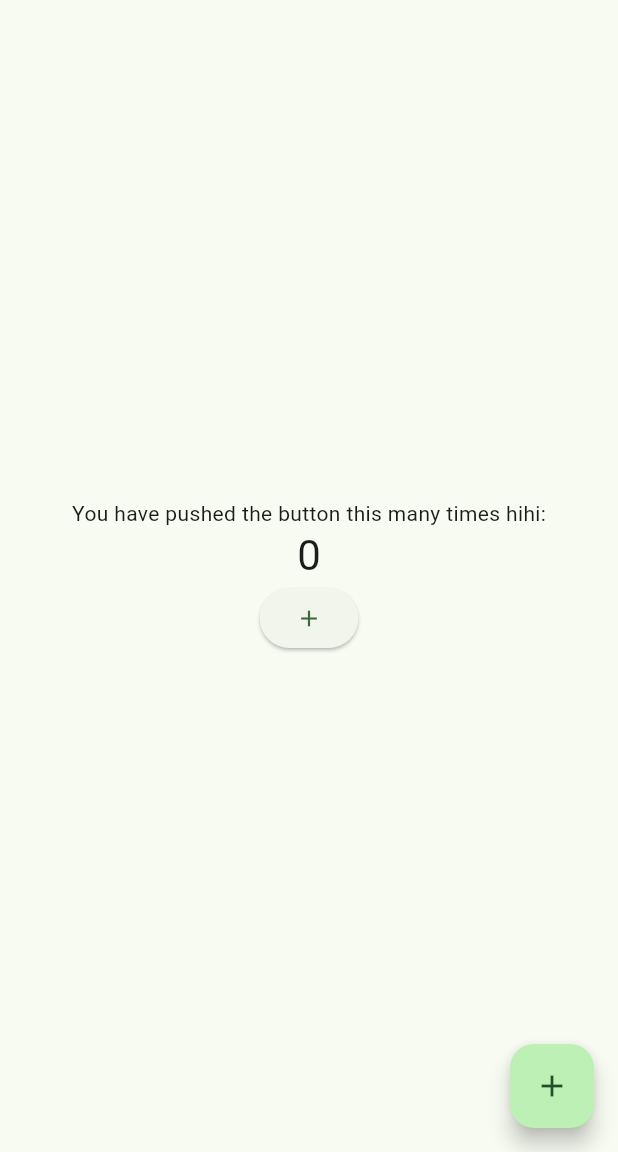
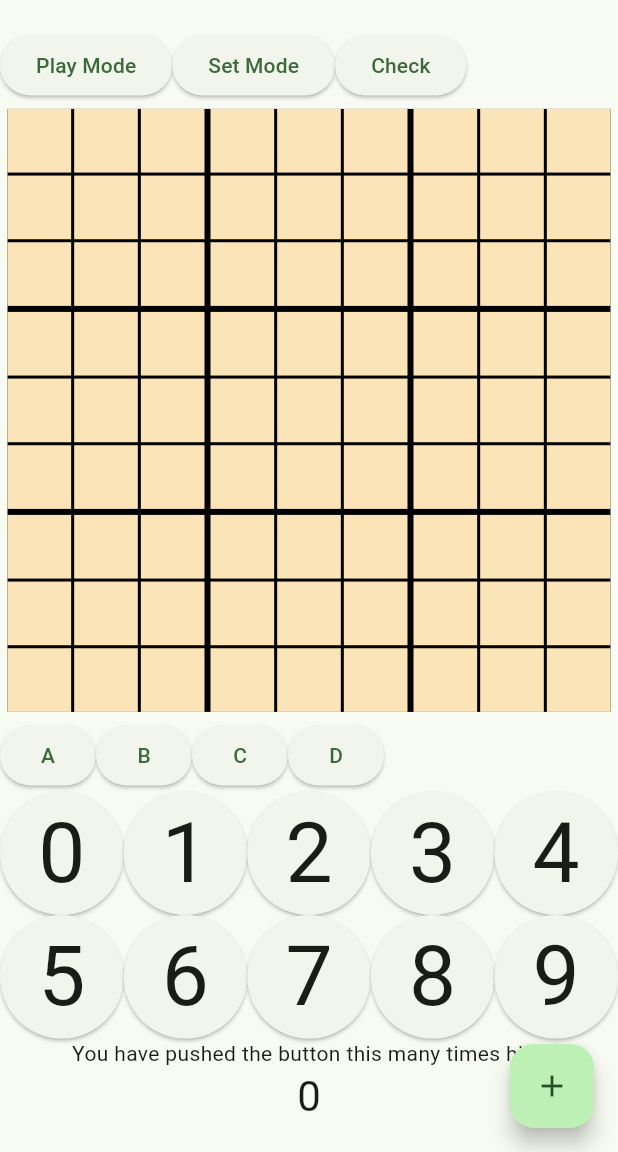
Before and after one commit to Euan213/sudoku-notepad, a Flutter app: the screen it shows after launch, on a phone screen of 412 x 824 dp, the part 84-1236 px from its top. Run offline on Flutter 3.47's test engine with Material 3 defaults, Android fonts, the phone set to English and light mode, and no system bars.

Commit message:
may have forgotten to commit before this, but grid is built, cell can have numbers put in them and ive been working on scaffolding for future additions which arent feesable right now

```diff
--- /dev/null
+++ b/lib/board.dart
@@ -0,0 +1,305 @@
+import 'package:flutter/material.dart';
+import 'package:quiver/strings.dart';
+import 'package:sudoku_notepad/cell.dart';
+import 'package:sudoku_notepad/buttonMode.dart';
+import 'package:sudoku_notepad/sudoku.dart';
+
+class Board extends StatefulWidget{
+  const Board({Key? key}) : super(key: key);
+
+  @override
+  State<Board> createState() => _BoardState();
+}
+
+class _BoardState extends State<Board>
+{
+  List<List<int>> sameNum = [[0],[],[],[],[],[],[],[],[],[],]; //i 0 is buffer, i 1 is a list of all 1's indices etc.
+  List<Cell> board = [];
+  List<Cell> selected = [];
+  List<Cell> seen = [];
+  ButtonMode mode = ButtonMode.number;
+  List<Color> colours = [ Colors.white, Colors.blue, Colors.red, Colors.yellow, Colors.green,
+                          Colors.pink, Colors.purple, Colors.brown, Colors.orange, Colors.grey];
+
+  //list of constraints
+
+  void setMode(ButtonMode m)
+  {
+    setState(()
+    {
+      mode = m;
+    });
+
+  }
+
+  void handleSameNum(int newNum)
+  {
+    int oldNum = sameNum[0][0];
+    if (newNum == 0){
+      for (int index in sameNum[newNum])
+      {
+        board[index].sameNum();
+      }
+    }
+    if(oldNum != 0)
+    {
+      for (int index in sameNum[oldNum])
+      {
+        board[index].diffNum();
+      }
+    }
+  }
+
+  void clearSelected()
+  {
+    for (Cell cell in selected)
+    {
+      cell.unselect();
+    }
+    selected = [];
+  }
+  void clearSeen()
+  {
+    for (Cell cell in seen)
+    {
+      cell.unseen();
+      cell.textColour = Colors.black;
+    }
+    seen = [];
+  }
+
+  void setNumber(int n)
+  {
+    bool valid = true;
+    setState(()
+    {
+      if (selected.length == 1)
+      {
+        for (Cell cell in seen)
+        {
+          if (cell.num == n && !cell.selected)
+          {
+            cell.textColour = Colors.red;
+            valid = false;
+          }
+        }
+        if (valid || n==0)
+        {
+          sameNum[0][0]=n;
+          sameNum[n].remove(selected[0].getIndex()); //IMPORTANT ZONE
+          selected[0].num = n;
+        }
+      }
+    });
+  }
+  void setPencilCorner(int n)
+  {
+      //do stuff
+  }
+  void setPencilCenter(int n)
+  {
+    //do someothing
+  }
+  void setColour()
+  {
+    //do something
+  }
+
+  void select(Cell thisCell)
+  {
+    bool isSelected = thisCell.selected;
+    setState(()
+    {
+      clearSelected();
+      clearSeen();
+      handleSameNum(thisCell.num);
+      sameNum[0][0] = thisCell.num;
+      if (!isSelected)
+      {
+        for (Cell cell in board) //loop over coords rather than every cell in board
+        {
+          if (Sudoku.sameBox(thisCell, cell) || Sudoku.sameColumn(thisCell, cell) || Sudoku.sameRow(thisCell, cell))
+          {
+            cell.seen();
+            seen.add(cell);
+          }
+        }
+        for (int index in sameNum[thisCell.getNum()])
+        {
+          board[index].sameNum();
+        }
+        thisCell.select();
+        selected.add(thisCell);
+      }else
+      {
+        handleSameNum(0);
+      }
+    });
+  }
+
+  void multiSelect(Cell thisCell)
+  {
+    print(thisCell.getIndex());
+  }
+
+  String display(int num)
+  {
+    if (num == 0)
+    {
+      return '';
+    }else return '$num';
+  }
+
+  void checkSol()
+  {
+    setState(()
+    {
+      if (Sudoku.checkSolved(board))
+      {
+
+      }
+    });
+  }
+
+  @override
+  Widget build(BuildContext context)
+  {
+    return Column(
+      children: [
+        Row(
+          children: [
+            ElevatedButton(
+              onPressed: () => checkSol(),
+              child: const Text('Play Mode'),
+            ),
+            ElevatedButton(
+              onPressed: () => checkSol(),
+              child: const Text('Set Mode'),
+            ),
+            ElevatedButton(
+              onPressed: () => checkSol(),
+              child: const Text('Check'),
+            ),
+          ]
+        ),
+        Container(
+          margin: const EdgeInsets.all(5),
+          color: Colors.black,
+          alignment: Alignment.center,
+          // child: Text('banana'),
+          child: GridView.builder(
+            shrinkWrap: true,
+            gridDelegate: const SliverGridDelegateWithFixedCrossAxisCount(
+              crossAxisCount: 3,
+              childAspectRatio: 1,
+              crossAxisSpacing: 4,
+              mainAxisSpacing: 4,
+              ),
+            itemCount: 9,
+            itemBuilder: (buildContext, gridZone){
+              return Container(
+                alignment: Alignment.center,
+                // child: Text('banana'),
+                child: GridView.builder(
+                  shrinkWrap: true,
+                  gridDelegate: const SliverGridDelegateWithFixedCrossAxisCount(
+                    crossAxisCount: 3,
+                    childAspectRatio: 1,
+                    crossAxisSpacing: 2,
+                    mainAxisSpacing: 2,
+                    ),
+                  itemCount: 9,
+                  itemBuilder: (buildContext, position){
+                    int index = (gridZone*9)+position;
+                    if (board.length < index+1)
+                    {
+                      Cell cell = Cell([gridZone, position], false, false);
+                      board.add(cell);
+                    }
+                    Cell cell = board[index];
+                    return InkWell(
+                      onTap:() => select(cell),
+                      child: GestureDetector(
+                        onPanUpdate: (details) => multiSelect(cell),
+                        child: Container(
+                          alignment: Alignment.center,
+                          color: cell.colour,
+                          child: Text(
+                            display(cell.getNum()),
+                            style: DefaultTextStyle.of(context).style.apply(
+                              fontSizeFactor: 2.0,
+                              color: cell.getTextColour()
+                            ),
+                          ),
+                        ),
+                      )
+                    );
+                  },
+                ),
+              );
+            },
+          ),
+        ),
+        Column(
+          children: [
+            Row(
+              children: [
+                ElevatedButton(
+                  onPressed: () => setMode(ButtonMode.number),
+                  child: Text('A')
+                ),
+                ElevatedButton(
+                  onPressed: () => setMode(ButtonMode.pencilCorner),
+                  child: Text('B')
+                ),
+                ElevatedButton(
+                  onPressed: () => setMode(ButtonMode.pencilCenter),
+                  child: Text('C')
+                ),
+                ElevatedButton(
+                  onPressed: () => setMode(ButtonMode.colour),
+                  child: Text('D')
+                ),
+              ],
+            ),
+            GridView.builder(
+              shrinkWrap: true,
+              itemCount:10,
+              gridDelegate: const SliverGridDelegateWithFixedCrossAxisCount(
+                crossAxisCount: 5
+              ),
+              itemBuilder:(context, number){
+                switch (mode)
+                {
+                  case ButtonMode.number:
+                    return ElevatedButton(
+                      child: Text(
+                        '$number',
+                        style: DefaultTextStyle.of(context).style.apply(fontSizeFactor: 4),
+                      ),
+                      onPressed: () => setNumber(number),
+                    );
+                  case ButtonMode.pencilCorner:
+                    return ElevatedButton(
+                      child: Text('corner'),
+                      onPressed: () => setPencilCorner(number),
+                    );
+                  case ButtonMode.pencilCenter:
+                    return ElevatedButton(
+                      child: Text('center'),
+                      onPressed: () => setPencilCenter(number),
+                    );
+                  case ButtonMode.colour:
+                    return ElevatedButton(
+                      child: Text('colour'),
+                      onPressed: () => setColour(),
+                    );
+                }
+              }
+            ),
+          ],
+        ),
+      ],
+    );
+  }
+}
--- /dev/null
+++ b/lib/buttonMode.dart
@@ -0,0 +1 @@
+enum ButtonMode {number, pencilCorner, pencilCenter, colour}
--- /dev/null
+++ b/lib/cell.dart
@@ -0,0 +1,90 @@
+import 'package:flutter/material.dart';
+
+class Cell {
+  late int boxId;
+  List<int> coord;
+  int num = 0;
+  List<bool> pencilCorner = [false, false, false, false, false, false, false, false,false,];
+  List<bool> pencilCenter = [false, false, false, false, false, false, false, false,false,];
+  bool isNull;
+  bool isFixed;
+  bool selected = false;
+  bool seenBySelectedCell = false;
+
+  Color colour = const Color.fromARGB(255, 251, 228, 184);
+  Color base = const Color.fromARGB(255, 251, 228, 184);
+  Color sameNumHighlighter = Colors.green;//const Color.fromARGB(105, 255, 224, 187);
+  Color seenHighlighter = const Color.fromARGB(72, 162, 161, 162);
+  Color textColour = Colors.black;
+
+  Cell(this.coord, this.isNull, this.isFixed)
+  {
+    boxId = coord[0];
+  }
+
+  int getNum()
+  {
+    return num;
+  }
+
+  Color getTextColour()
+  {
+    return textColour;
+  }
+
+  int getIndex()
+  {
+    return((coord[0]*9)+coord[1]);
+  }
+
+  fixedNum(int n)
+  {
+    num = n;
+    isFixed = true;
+  }
+  unfix()
+  {
+    isFixed=false;
+    num = 0;
+  }
+
+  setPencilCorner(int n)
+  {
+      pencilCorner[n-1] == !pencilCorner[n-1];
+  }
+  setPencilCenter(int n)
+  {
+    pencilCenter[n-1] == !pencilCenter[n-1];
+  }
+
+  select()
+  {
+    selected = true;
+    colour = Colors.yellow;
+  }
+  unselect()
+  {
+    selected = false;
+    colour = base;
+  }
+
+  sameNum()
+  {
+    colour = Color.alphaBlend(sameNumHighlighter, base);
+  }
+  diffNum()
+  {
+    colour = base;
+  }
+
+  seen()
+  {
+    seenBySelectedCell = true;
+    colour = Color.alphaBlend(seenHighlighter, base);
+  }
+  unseen()
+  {
+    seenBySelectedCell = false;
+    colour = base;
+  }
+}
--- /dev/null
+++ b/lib/sudoku.dart
@@ -0,0 +1,28 @@
+import 'package:sudoku_notepad/cell.dart';
+
+class Sudoku
+{
+  Sudoku._();
+
+  static bool sameRow(Cell cell_1, Cell cell_2)
+  {
+    return (cell_1.coord[0]~/3 == cell_2.coord[0]~/3 && cell_1.coord[1]~/3 == cell_2.coord[1]~/3);
+  }
+  static bool sameColumn(Cell cell_1, Cell cell_2)
+  {
+    return (cell_1.coord[1]%3 == cell_2.coord[1]%3 && cell_1.coord[0]%3 == cell_2.coord[0]%3);
+  }
+  static bool sameBox(Cell cell_1, Cell cell_2)
+  {
+    return(cell_1.boxId == cell_2.boxId);
+  }
+  static bool checkSolved(List<Cell> board)
+  {
+    for (Cell cell in board)
+    {
+      if (cell.num == 0) return false;
+    }
+    return true;
+  }
+
+}
```
Also changed, not shown: lib/main.dart (+3 -26 lines).
